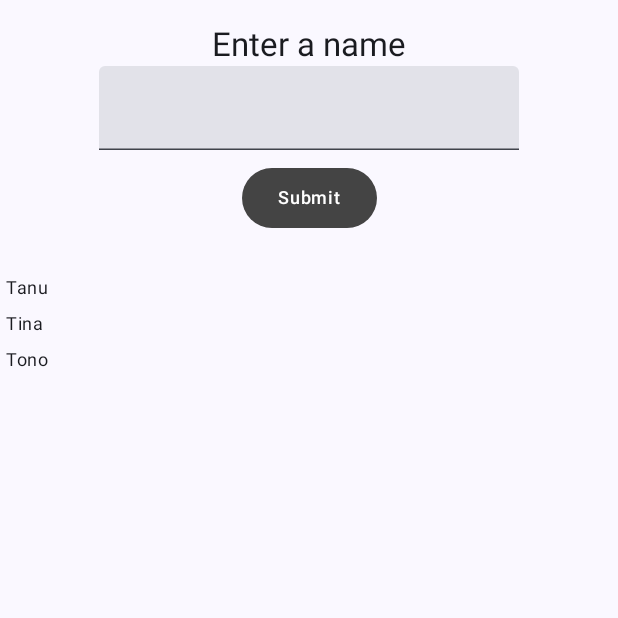
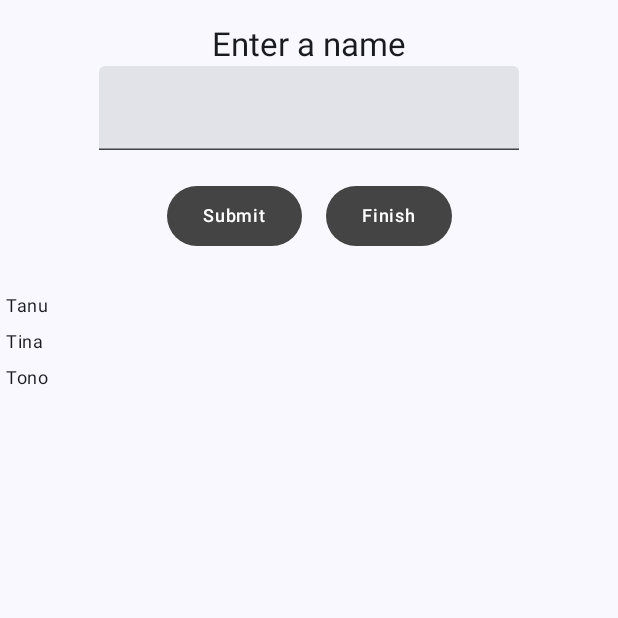
Before and after one commit to albertuchr/LAB_WEEK_09, an Android app built with Jetpack Compose: the screen it shows after launch (MainActivity), on a phone screen of 412 x 824 dp, the top half of it. Run offline under Robolectric (Android 15) with nearby library versions, the phone set to English and light mode, and no system bars.

```diff
--- a/app/build.gradle.kts
+++ b/app/build.gradle.kts
@@ -40,7 +40,7 @@ android {
 }
 
 dependencies {
-
+    implementation("androidx.navigation:navigation-compose:2.7.4")
     implementation("androidx.compose.material3:material3:1.1.2")
     implementation(libs.androidx.core.ktx)
     implementation(libs.androidx.lifecycle.runtime.ktx)
--- a/app/src/main/java/com/example/lab_week_09/MainActivity.kt
+++ b/app/src/main/java/com/example/lab_week_09/MainActivity.kt
@@ -3,17 +3,11 @@ package com.example.lab_week_09
 import android.os.Bundle
 import androidx.activity.ComponentActivity
 import androidx.activity.compose.setContent
-import androidx.compose.foundation.layout.Column
-import androidx.compose.foundation.layout.fillMaxSize
-import androidx.compose.foundation.layout.padding
+import androidx.compose.foundation.layout.*
 import androidx.compose.foundation.lazy.LazyColumn
 import androidx.compose.foundation.lazy.items
 import androidx.compose.foundation.text.KeyboardOptions
-import androidx.compose.material3.Button
-import androidx.compose.material3.MaterialTheme
-import androidx.compose.material3.Surface
-import androidx.compose.material3.Text
-import androidx.compose.material3.TextField
+import androidx.compose.material3.*
 import androidx.compose.runtime.*
 import androidx.compose.runtime.snapshots.SnapshotStateList
 import androidx.compose.ui.Alignment
@@ -27,6 +21,12 @@ import com.example.lab_week_09.ui.theme.OnBackgroundTitleText
 import com.example.lab_week_09.ui.theme.OnBackgroundItemText
 import com.example.lab_week_09.ui.theme.PrimaryTextButton
 import androidx.compose.foundation.layout.Row
+import androidx.navigation.NavHostController
+import androidx.navigation.compose.NavHost
+import androidx.navigation.compose.composable
+import androidx.navigation.compose.rememberNavController
+import androidx.navigation.navArgument
+import androidx.navigation.NavType
 
 
 class MainActivity : ComponentActivity() {
@@ -38,22 +38,51 @@ class MainActivity : ComponentActivity() {
                     modifier = Modifier.fillMaxSize(),
                     color = MaterialTheme.colorScheme.background
                 ) {
-                    Home()
+                    val navController = rememberNavController()
+                    App(navController)
                 }
             }
         }
     }
 }
 
-// Declare Student Data Model
+@Composable
+fun App(navController: NavHostController) {
+    NavHost(
+        navController = navController,
+        startDestination = "home"
+    ) {
+        composable("home") {
+            Home { result ->
+                navController.navigate("resultContent?listData=$result")
+            }
+        }
+
+        composable(
+            route = "resultContent?listData={listData}",
+            arguments = listOf(
+                navArgument("listData") {
+                    type = NavType.StringType
+                }
+            )
+        ) {
+            val data = it.arguments?.getString("listData").orEmpty()
+            ResultContent(data)
+        }
+    }
+}
+
+// ===== DATA MODEL =====
 data class Student(
     val name: String
 )
 
+// ===== HOME PAGE =====
 @Composable
-fun Home() {
+fun Home(
+    navigateFromHomeToResult: (String) -> Unit
+) {
 
-    // State List (data list)
     val listData = remember {
         mutableStateListOf(
             Student("Tanu"),
@@ -62,7 +91,6 @@ fun Home() {
         )
     }
 
-    // State untuk input form
     var inputField by remember { mutableStateOf(Student("")) }
 
     HomeContent(
@@ -76,6 +104,9 @@ fun Home() {
                 listData.add(inputField)
                 inputField = Student("")
             }
+        },
+        navigateFromHomeToResult = {
+            navigateFromHomeToResult(listData.toList().toString())
         }
     )
 }
@@ -85,14 +116,16 @@ fun HomeContent(
     listData: SnapshotStateList<Student>,
     inputField: Student,
     onInputValueChange: (String) -> Unit,
-    onButtonClick: () -> Unit
+    onButtonClick: () -> Unit,
+    navigateFromHomeToResult: () -> Unit
 ) {
     LazyColumn {
         item {
             Column(
                 modifier = Modifier
                     .padding(16.dp)
-                    .fillMaxSize(),
+                    .fillMaxWidth(),
+
                 horizontalAlignment = Alignment.CenterHorizontally
             ) {
                 OnBackgroundTitleText(text = stringResource(id = R.string.enter_item))
@@ -102,11 +135,21 @@ fun HomeContent(
                     keyboardOptions = KeyboardOptions(keyboardType = KeyboardType.Text),
                     onValueChange = { onInputValueChange(it) }
                 )
+                Spacer(modifier = Modifier.height(12.dp))
 
-                PrimaryTextButton(
-                    text = stringResource(id = R.string.button_click)
-                ) {
-                    onButtonClick()
+
+                Row {
+                    PrimaryTextButton(
+                        text = stringResource(id = R.string.button_click)
+                    ) {
+                        onButtonClick()
+                    }
+
+                    PrimaryTextButton(
+                        text = stringResource(id = R.string.button_navigate)
+                    ) {
+                        navigateFromHomeToResult()
+                    }
                 }
             }
         }
@@ -122,10 +165,20 @@ fun HomeContent(
     }
 }
 
-
-// Preview
 @Preview(showBackground = true)
 @Composable
 fun PreviewHome() {
-    Home()
+    Home(navigateFromHomeToResult = {})
 }
+
+@Composable
+fun ResultContent(listData: String) {
+    Column(
+        modifier = Modifier
+            .padding(16.dp)
+            .fillMaxSize(),
+        horizontalAlignment = Alignment.CenterHorizontally
+    ) {
+        OnBackgroundItemText(text = listData)
+    }
+}
```
